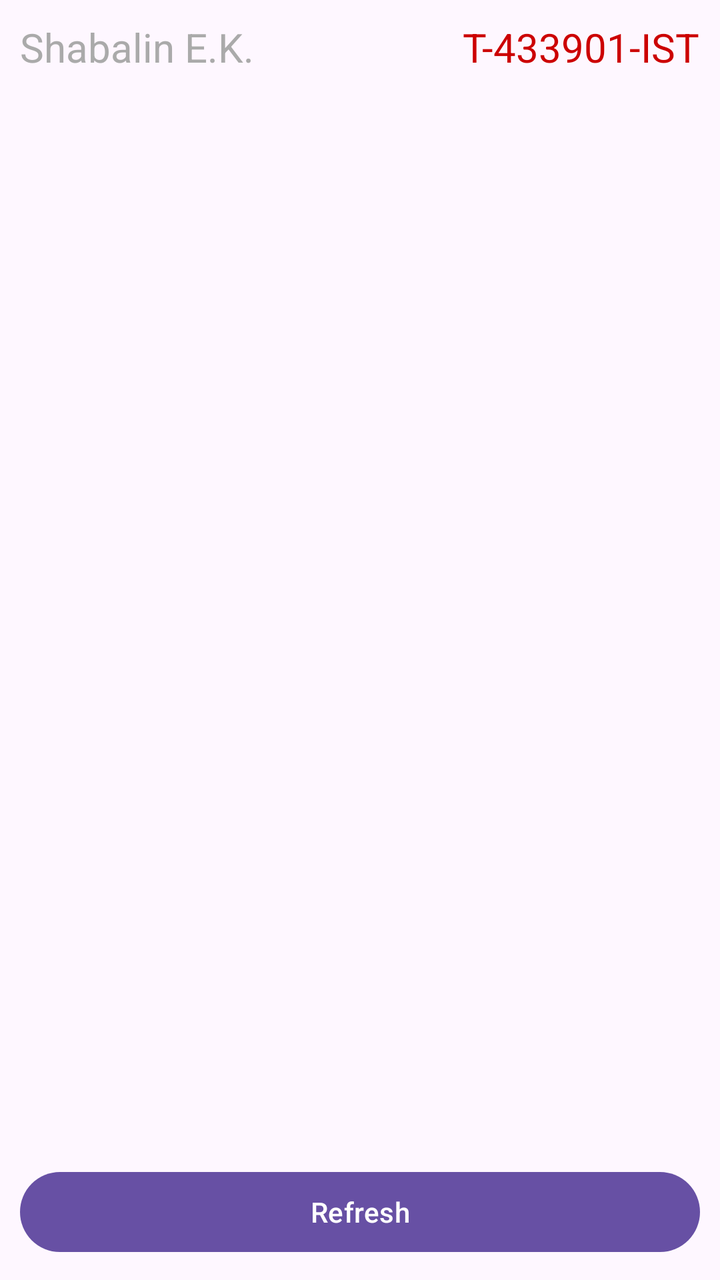
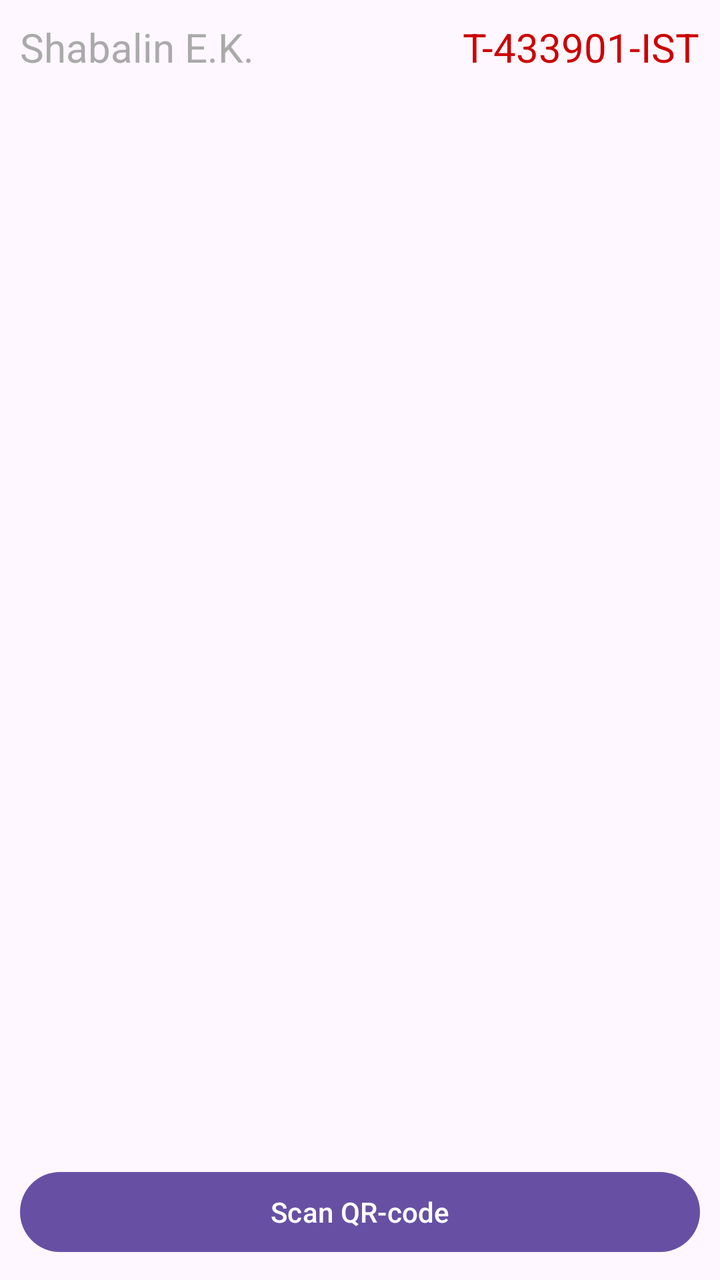

An Android layout rendered at two revisions. The XML below is the earlier revision; the diff shows what the commit changed to produce the second picture.
<!-- AndroidManifest.xml: application theme Theme.Taskappandroid -->
<!-- res/layout/activity_main.xml -->
<?xml version="1.0" encoding="utf-8"?>
<androidx.constraintlayout.widget.ConstraintLayout xmlns:android="http://schemas.android.com/apk/res/android"
    xmlns:app="http://schemas.android.com/apk/res-auto"
    xmlns:tools="http://schemas.android.com/tools"
    android:id="@+id/main"
    android:layout_width="match_parent"
    android:layout_height="match_parent"
    tools:context=".MainActivity">

    <LinearLayout
        android:id="@+id/studentData"
        android:layout_width="0dp"
        android:layout_height="wrap_content"
        android:orientation="horizontal"
        android:padding="10dp"
        app:layout_constraintEnd_toEndOf="parent"
        app:layout_constraintStart_toStartOf="parent"
        app:layout_constraintTop_toTopOf="parent">

        <TextView
            android:id="@+id/textView1"
            android:layout_width="wrap_content"
            android:layout_height="wrap_content"
            android:text="Shabalin E.K."
            android:textColor="@android:color/darker_gray"
            android:textSize="20sp" />

        <Space
            android:layout_width="0dp"
            android:layout_height="1dp"
            android:layout_weight="1" />

        <TextView
            android:id="@+id/textView2"
            android:layout_width="wrap_content"
            android:layout_height="wrap_content"
            android:text="T-433901-IST"
            android:textColor="@android:color/holo_red_dark"
            android:textSize="20sp" />
    </LinearLayout>

    <ListView
        android:id="@+id/listCategories"
        android:layout_width="0dp"
        android:layout_height="150dp"
        android:padding="10dp"
        app:layout_constraintEnd_toEndOf="parent"
        app:layout_constraintStart_toStartOf="parent"
        app:layout_constraintTop_toBottomOf="@id/studentData" />

    <ListView
        android:id="@+id/listProducts"
        android:layout_width="0dp"
        android:layout_height="0dp"
        android:layout_marginTop="10dp"
        android:padding="10dp"
        app:layout_constraintBottom_toTopOf="@id/buttonRefresh"
        app:layout_constraintEnd_toEndOf="parent"
        app:layout_constraintStart_toStartOf="parent"
        app:layout_constraintTop_toBottomOf="@id/listCategories" />

    <Button
        android:id="@+id/buttonRefresh"
        android:layout_width="0dp"
        android:layout_height="wrap_content"
        android:layout_margin="10dp"
        android:text="Refresh"
        app:layout_constraintBottom_toBottomOf="parent"
        app:layout_constraintEnd_toEndOf="parent"
        app:layout_constraintStart_toStartOf="parent" />

</androidx.constraintlayout.widget.ConstraintLayout>
<!-- resources referenced by this layout -->
<resources>
  <style name="Theme.Taskappandroid" parent="Base.Theme.Taskappandroid" />
  <style name="Base.Theme.Taskappandroid" parent="Theme.Material3.DayNight.NoActionBar">
          
          
      </style>
</resources>

<!-- the commit's change to res/layout/activity_main.xml (unified diff, before → after) -->
@@ -39,32 +39,12 @@
             android:textSize="20sp" />
     </LinearLayout>
 
-    <ListView
-        android:id="@+id/listCategories"
-        android:layout_width="0dp"
-        android:layout_height="150dp"
-        android:padding="10dp"
-        app:layout_constraintEnd_toEndOf="parent"
-        app:layout_constraintStart_toStartOf="parent"
-        app:layout_constraintTop_toBottomOf="@id/studentData" />
-
-    <ListView
-        android:id="@+id/listProducts"
-        android:layout_width="0dp"
-        android:layout_height="0dp"
-        android:layout_marginTop="10dp"
-        android:padding="10dp"
-        app:layout_constraintBottom_toTopOf="@id/buttonRefresh"
-        app:layout_constraintEnd_toEndOf="parent"
-        app:layout_constraintStart_toStartOf="parent"
-        app:layout_constraintTop_toBottomOf="@id/listCategories" />
-
     <Button
-        android:id="@+id/buttonRefresh"
+        android:id="@+id/buttonScan"
         android:layout_width="0dp"
         android:layout_height="wrap_content"
         android:layout_margin="10dp"
-        android:text="Refresh"
+        android:text="Scan QR-code"
         app:layout_constraintBottom_toBottomOf="parent"
         app:layout_constraintEnd_toEndOf="parent"
         app:layout_constraintStart_toStartOf="parent" />
